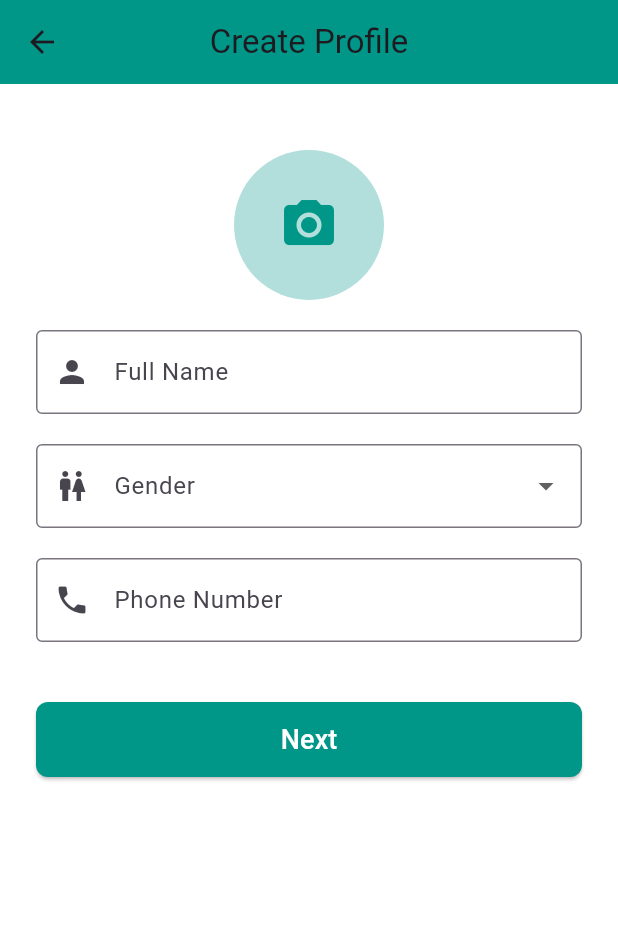
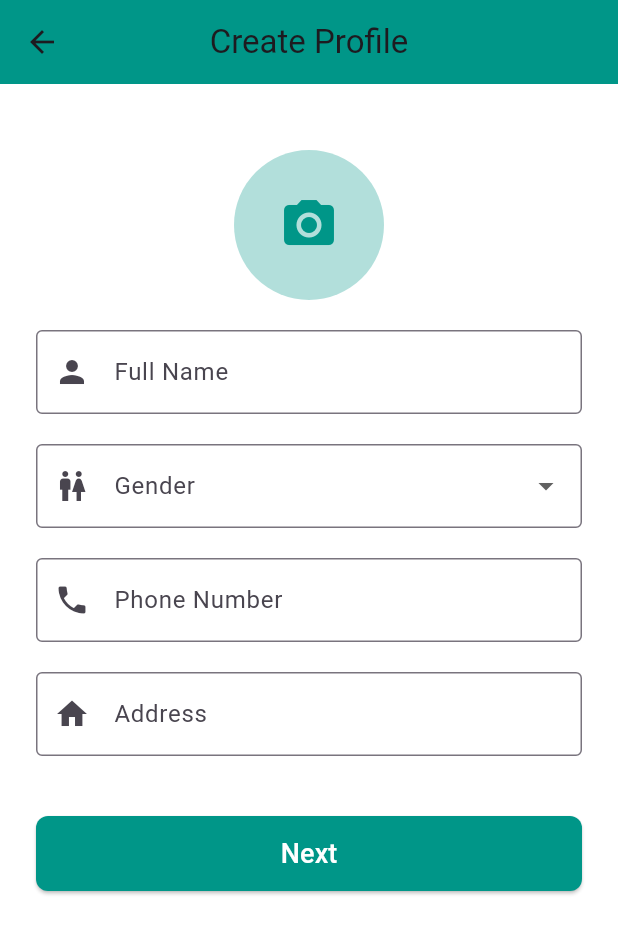
Before and after one commit to Alishba-Sajid/Trade-Aid, a Flutter app: the CreateProfileScreen screen opened by its route, on a phone screen of 412 x 824 dp. Shown: the top 934 px of the screen. Run offline on Flutter 3.47's test engine with Material 3 defaults, Android fonts, the light colour scheme and no system bars; our stand-ins replace geolocator, image_picker.

Commit message:
Increased logo size,corrected login button,added address field

```diff
--- a/frontend/trade_aid_app/lib/screens/create_profile.dart
+++ b/frontend/trade_aid_app/lib/screens/create_profile.dart
@@ -13,6 +13,8 @@ class _CreateProfileScreenState extends State<CreateProfileScreen> {
   final _formKey = GlobalKey<FormState>();
   final TextEditingController _nameController = TextEditingController();
   final TextEditingController _phoneController = TextEditingController();
+  final TextEditingController _addressController = TextEditingController();
+
   String? _selectedGender;
   File? _profileImage;
 
@@ -76,13 +78,16 @@ class _CreateProfileScreenState extends State<CreateProfileScreen> {
               ),
               const SizedBox(height: 20),
 
-              // Gender Dropdown (updated for Flutter 3.33+)
-              DropdownButtonFormField<String>(
+              // 👇 UPDATED: Gender Dropdown width reduced to 70%
+              Center(
+                child: SizedBox(
+                  width: MediaQuery.of(context).size.width * 0.9,
+                  child: DropdownButtonFormField<String>(
+                    menuMaxHeight: 180,
                     initialValue: _selectedGender,
                     items: const [
                       DropdownMenuItem(value: "Male", child: Text("Male")),
                       DropdownMenuItem(value: "Female", child: Text("Female")),
-                  DropdownMenuItem(value: "Other", child: Text("Other")),
                     ],
                     onChanged: (value) {
                       setState(() {
@@ -96,7 +101,11 @@ class _CreateProfileScreenState extends State<CreateProfileScreen> {
                     ),
                     validator: (value) =>
                         value == null ? "Please select your gender" : null,
+                    alignment: Alignment.centerLeft,
                   ),
+                ),
+              ),
+
               const SizedBox(height: 20),
 
               // Phone Field
@@ -118,6 +127,19 @@ class _CreateProfileScreenState extends State<CreateProfileScreen> {
                   return null;
                 },
               ),
+              const SizedBox(height: 20),
+
+              // Address Field
+              TextFormField(
+                controller: _addressController,
+                decoration: const InputDecoration(
+                  labelText: "Address",
+                  border: OutlineInputBorder(),
+                  prefixIcon: Icon(Icons.home),
+                ),
+                validator: (value) =>
+                    value!.isEmpty ? "Please enter your address" : null,
+              ),
               const SizedBox(height: 40),
 
               // Next Button
@@ -133,6 +155,7 @@ class _CreateProfileScreenState extends State<CreateProfileScreen> {
                   ),
                   onPressed: () {
                     if (_formKey.currentState!.validate()) {
+                      // Note: '/location_permission' must be defined in your MaterialApp routes.
                       Navigator.pushNamed(context, '/location_permission');
                     }
                   },
```
Also changed, not shown: frontend/trade_aid_app/lib/screens/login_screen.dart (+24 -4 lines), frontend/trade_aid_app/lib/screens/splash_screen.dart (+4 -4 lines), frontend/trade_aid_app/lib/screens/welcome_screen.dart (+6 -2 lines). Lines whose indentation alone changed are shown as unchanged.
